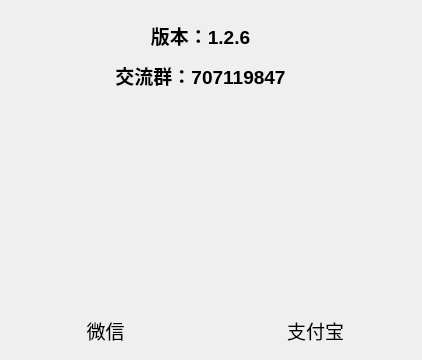
Qt form aboutdialog.ui (magicdmer/EasyNoteX) before a commit.
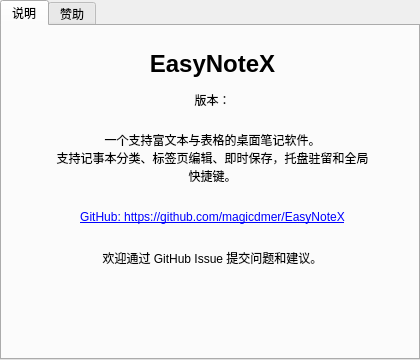
The same form after that commit. Icons and pictures are not drawn.

Commit message:
feat: 实现笔记分组管理功能，升级至v1.3.0
- 新增FileTreeWidget自定义控件，替换原有文件列表，支持分组展示笔记与拖拽移动
- 为NoteWidget新增分组支持，重构笔记存储路径逻辑，新增helpfunc通用工具库统一管理路径与文件操作
- 优化RichTextEdit的调色板处理，监听系统主题变化自动更新编辑器样式
- 修复富文本文件读取的中文编码问题，统一使用UTF-8编码处理文件
- 重构配置文件路径逻辑，将配置文件存储至系统标准路径，而非程序目录
- 适配UOS系统的快捷键与启动流程，优化设置界面的交互提示
- 调整资源文件结构，将赞助二维码资源拆分至sponsor.qrc，通过ENABLE_SPONSOR编译宏控制是否启用
- 修复多处细节问题，固定finddialog的尺寸，优化各类对话框布局
- 更新软件版权年份至2026年，完善关于页面的布局与内容
- 重构单应用实例逻辑，新增窗口切换显示功能，适配全局快捷键
- 优化笔记删除逻辑，将直接删除改为移动至回收站
- 更新README文档，重命名项目为SimpleNote并调整项目介绍

```diff
--- a/aboutdialog.ui
+++ b/aboutdialog.ui
@@ -6,7 +6,7 @@
    <rect>
     <x>0</x>
     <y>0</y>
-    <width>422</width>
+    <width>420</width>
     <height>360</height>
    </rect>
   </property>
@@ -16,69 +16,166 @@
     <verstretch>0</verstretch>
    </sizepolicy>
   </property>
+  <property name="minimumSize">
+   <size>
+    <width>420</width>
+    <height>360</height>
+   </size>
+  </property>
+  <property name="maximumSize">
+   <size>
+    <width>420</width>
+    <height>360</height>
+   </size>
+  </property>
   <property name="windowTitle">
    <string>关于</string>
   </property>
-  <widget class="QLabel" name="label">
+  <widget class="QTabWidget" name="tabWidget">
    <property name="geometry">
     <rect>
-     <x>50</x>
+     <x>0</x>
+     <y>0</y>
+     <width>420</width>
+     <height>360</height>
+    </rect>
+   </property>
+   <property name="currentIndex">
+    <number>0</number>
+   </property>
+   <widget class="QWidget" name="tabInfo">
+    <attribute name="title">
+     <string>说明</string>
+    </attribute>
+    <widget class="QLabel" name="labelTitle">
+     <property name="geometry">
+      <rect>
+       <x>40</x>
      <y>20</y>
-     <width>301</width>
-     <height>31</height>
+       <width>341</width>
+       <height>36</height>
     </rect>
    </property>
    <property name="font">
     <font>
-     <pointsize>14</pointsize>
-     <weight>75</weight>
+       <pointsize>18</pointsize>
      <bold>true</bold>
     </font>
    </property>
    <property name="text">
-    <string>版本：1.2.6</string>
+      <string>EasyNoteX</string>
    </property>
    <property name="alignment">
     <set>Qt::AlignCenter</set>
    </property>
   </widget>
-  <widget class="QLabel" name="label_2">
+    <widget class="QLabel" name="labelVersion">
    <property name="geometry">
     <rect>
-     <x>10</x>
-     <y>120</y>
-     <width>190</width>
-     <height>190</height>
-    </rect>
-   </property>
-   <property name="styleSheet">
-    <string notr="true">border-image: url(:/images/weixin.png);</string>
-   </property>
+       <x>40</x>
+       <y>60</y>
+       <width>341</width>
+       <height>28</height>
+      </rect>
+     </property>
+     <property name="text">
+      <string>版本：</string>
+     </property>
+     <property name="alignment">
+      <set>Qt::AlignCenter</set>
+     </property>
+    </widget>
+    <widget class="QLabel" name="labelDesc">
+     <property name="geometry">
+      <rect>
+       <x>50</x>
+       <y>100</y>
+       <width>321</width>
+       <height>64</height>
+      </rect>
+     </property>
    <property name="text">
-    <string/>
-   </property>
-   <property name="pixmap">
-    <pixmap>:/image/weixin.png</pixmap>
-   </property>
-   <property name="scaledContents">
+      <string>一个支持富文本与表格的桌面笔记软件。
+支持记事本分类、标签页编辑、即时保存，托盘驻留和全局快捷键。</string>
+     </property>
+     <property name="alignment">
+      <set>Qt::AlignCenter</set>
+     </property>
+     <property name="wordWrap">
     <bool>true</bool>
    </property>
   </widget>
-  <widget class="QLabel" name="label_3">
+    <widget class="QLabel" name="labelHomepage">
    <property name="geometry">
     <rect>
-     <x>220</x>
-     <y>120</y>
+       <x>40</x>
+       <y>176</y>
+       <width>341</width>
+       <height>30</height>
+      </rect>
+     </property>
+     <property name="text">
+      <string>&lt;a href=&quot;https://github.com/magicdmer/EasyNoteX&quot;&gt;GitHub: https://github.com/magicdmer/EasyNoteX&lt;/a&gt;</string>
+     </property>
+     <property name="textFormat">
+      <enum>Qt::RichText</enum>
+     </property>
+     <property name="alignment">
+      <set>Qt::AlignCenter</set>
+     </property>
+     <property name="openExternalLinks">
+      <bool>true</bool>
+     </property>
+     <property name="textInteractionFlags">
+      <set>Qt::LinksAccessibleByKeyboard|Qt::LinksAccessibleByMouse</set>
+     </property>
+    </widget>
+    <widget class="QLabel" name="labelLicense">
+     <property name="geometry">
+      <rect>
+       <x>40</x>
+       <y>220</y>
+       <width>341</width>
+       <height>24</height>
+      </rect>
+     </property>
+     <property name="text">
+      <string>欢迎通过 GitHub Issue 提交问题和建议。</string>
+     </property>
+     <property name="alignment">
+      <set>Qt::AlignCenter</set>
+     </property>
+    </widget>
+   </widget>
+   <widget class="QWidget" name="tabSponsor">
+    <attribute name="title">
+     <string>赞助</string>
+    </attribute>
+    <widget class="QLabel" name="labelWeixinQr">
+     <property name="geometry">
+      <rect>
+       <x>12</x>
+       <y>52</y>
      <width>190</width>
      <height>190</height>
     </rect>
    </property>
-   <property name="styleSheet">
-    <string notr="true">border-image: url(:/images/zhifubao.jpg);</string>
-   </property>
-   <property name="text">
-    <string/>
-   </property>
+     <property name="pixmap">
+      <pixmap resource="sponsor.qrc">:/images/weixin.png</pixmap>
+     </property>
+     <property name="scaledContents">
+      <bool>true</bool>
+     </property>
+    </widget>
+    <widget class="QLabel" name="labelAlipayQr">
+     <property name="geometry">
+      <rect>
+       <x>222</x>
+       <y>52</y>
+       <width>190</width>
+       <height>190</height>
+      </rect>
+     </property>
    <property name="pixmap">
     <pixmap>:/image/zhifubao.jpg</pixmap>
    </property>
@@ -86,13 +183,13 @@
     <bool>true</bool>
    </property>
   </widget>
-  <widget class="QLabel" name="label_4">
+    <widget class="QLabel" name="labelWeixin">
    <property name="geometry">
     <rect>
-     <x>70</x>
-     <y>320</y>
-     <width>71</width>
-     <height>21</height>
+       <x>12</x>
+       <y>254</y>
+       <width>190</width>
+       <height>30</height>
     </rect>
    </property>
    <property name="font">
@@ -107,13 +204,13 @@
     <set>Qt::AlignCenter</set>
    </property>
   </widget>
-  <widget class="QLabel" name="label_5">
+    <widget class="QLabel" name="labelAlipay">
    <property name="geometry">
     <rect>
-     <x>280</x>
-     <y>320</y>
-     <width>71</width>
-     <height>21</height>
+       <x>222</x>
+       <y>254</y>
+       <width>190</width>
+       <height>30</height>
     </rect>
    </property>
    <property name="font">
@@ -128,33 +225,11 @@
     <set>Qt::AlignCenter</set>
    </property>
   </widget>
-  <widget class="QLabel" name="label_6">
-   <property name="geometry">
-    <rect>
-     <x>50</x>
-     <y>60</y>
-     <width>301</width>
-     <height>31</height>
-    </rect>
-   </property>
-   <property name="font">
-    <font>
-     <pointsize>14</pointsize>
-     <weight>75</weight>
-     <bold>true</bold>
-    </font>
-   </property>
-   <property name="frameShape">
-    <enum>QFrame::NoFrame</enum>
-   </property>
-   <property name="text">
-    <string>交流群：707119847</string>
-   </property>
-   <property name="alignment">
-    <set>Qt::AlignCenter</set>
-   </property>
-  </widget>
- </widget>
- <resources/>
+   </widget>
+  </widget>
+ </widget>
+ <resources>
+  <include location="sponsor.qrc"/>
+ </resources>
  <connections/>
 </ui>
```
Left out of the diff: 2 changed lines with no effect on the pictures. Lines whose indentation alone changed are shown as unchanged. The commit also changes 23 other files.
